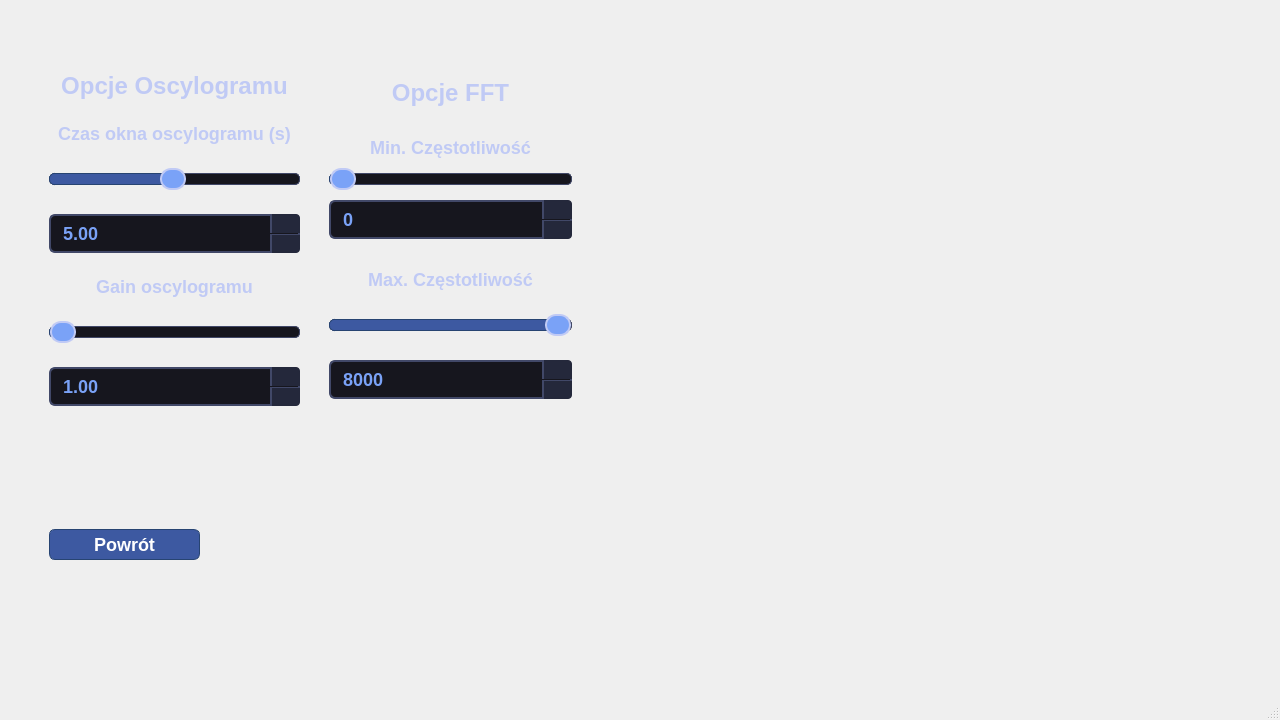
The window that ui/mainwindow.ui (Szczerbatek99/Projekt_Wizualizacja_Dzwieku) describes before a commit, drawn with Qt 5.
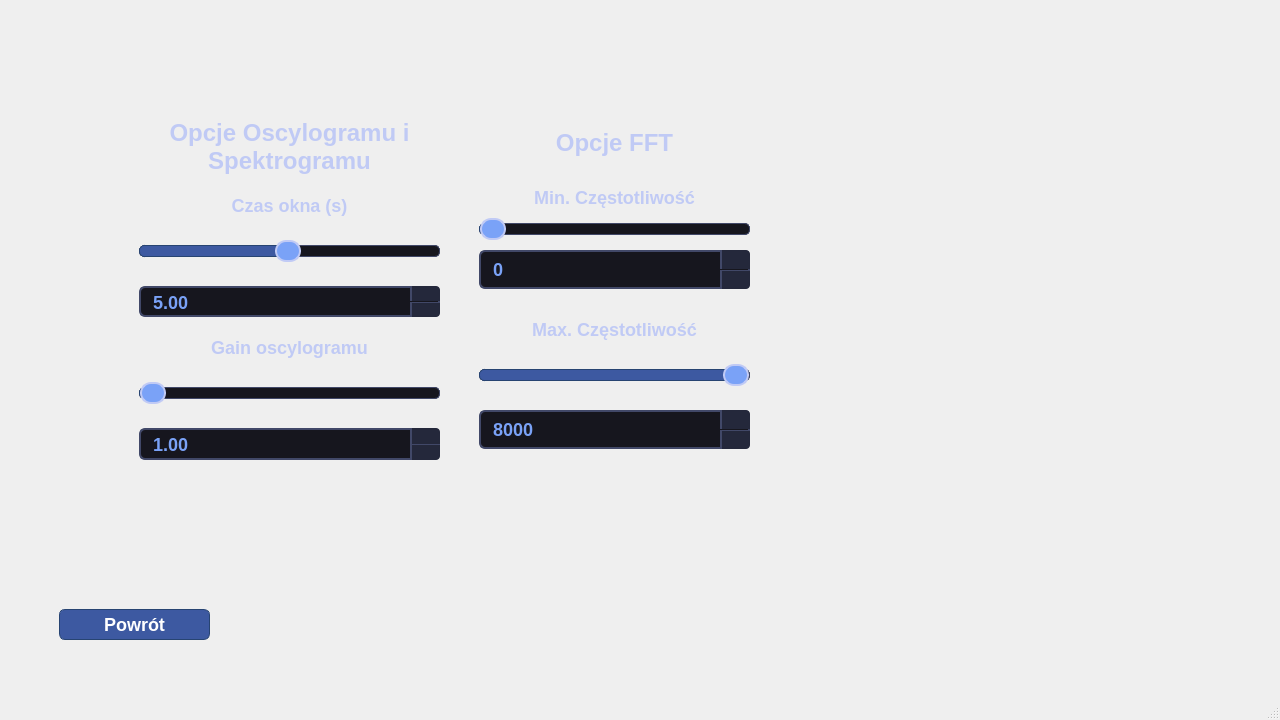
The same window after the commit. The open tabs and pages were chosen to show the change. Icons and pictures are not drawn. Custom widgets are drawn as their Qt base class.

Diff of the .ui file:
```diff
--- a/ui/mainwindow.ui
+++ b/ui/mainwindow.ui
@@ -247,9 +247,9 @@
        <widget class="QWidget" name="layoutWidget_2">
         <property name="geometry">
          <rect>
-          <x>320</x>
-          <y>60</y>
-          <width>243</width>
+          <x>470</x>
+          <y>110</y>
+          <width>271</width>
           <height>341</height>
          </rect>
         </property>
@@ -386,8 +386,8 @@
        <widget class="QPushButton" name="Powrot_opcje_b">
         <property name="geometry">
          <rect>
-          <x>40</x>
-          <y>520</y>
+          <x>50</x>
+          <y>600</y>
           <width>151</width>
           <height>31</height>
          </rect>
@@ -399,9 +399,9 @@
        <widget class="QWidget" name="layoutWidget">
         <property name="geometry">
          <rect>
-          <x>40</x>
-          <y>60</y>
-          <width>251</width>
+          <x>130</x>
+          <y>110</y>
+          <width>301</width>
           <height>341</height>
          </rect>
         </property>
@@ -425,11 +425,14 @@
             </font>
            </property>
            <property name="text">
-            <string>Opcje Oscylogramu</string>
+            <string>Opcje Oscylogramu i Spektrogramu</string>
            </property>
            <property name="alignment">
             <set>Qt::AlignCenter</set>
            </property>
+           <property name="wordWrap">
+            <bool>true</bool>
+           </property>
           </widget>
          </item>
          <item>
@@ -443,7 +446,7 @@
               </sizepolicy>
              </property>
              <property name="text">
-              <string>Czas okna oscylogramu (s)</string>
+              <string>Czas okna (s)</string>
              </property>
              <property name="alignment">
               <set>Qt::AlignCenter</set>
@@ -535,7 +538,7 @@
               <number>10</number>
              </property>
              <property name="maximum">
-              <number>100</number>
+              <number>200</number>
              </property>
              <property name="value">
               <number>10</number>
@@ -551,7 +554,7 @@
               <double>1.000000000000000</double>
              </property>
              <property name="maximum">
-              <double>10.000000000000000</double>
+              <double>20.000000000000000</double>
              </property>
              <property name="singleStep">
               <double>0.100000000000000</double>
@@ -972,6 +975,12 @@
    <header>OscillogramWidget.h</header>
    <container>1</container>
   </customwidget>
+  <customwidget>
+   <class>SpectrogramWidget</class>
+   <extends>QWidget</extends>
+   <header>SpectrogramWidget.h</header>
+   <container>1</container>
+  </customwidget>
  </customwidgets>
  <resources/>
  <connections/>
```
Left out of the diff: 16 changed lines with no effect on the pictures.
